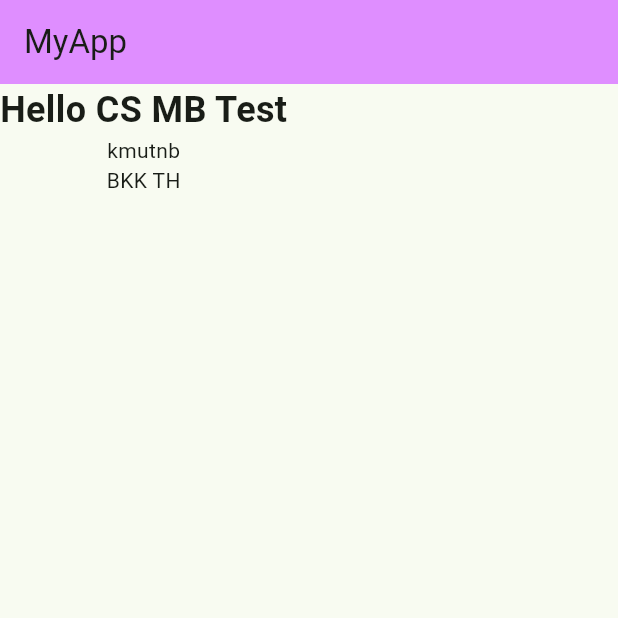
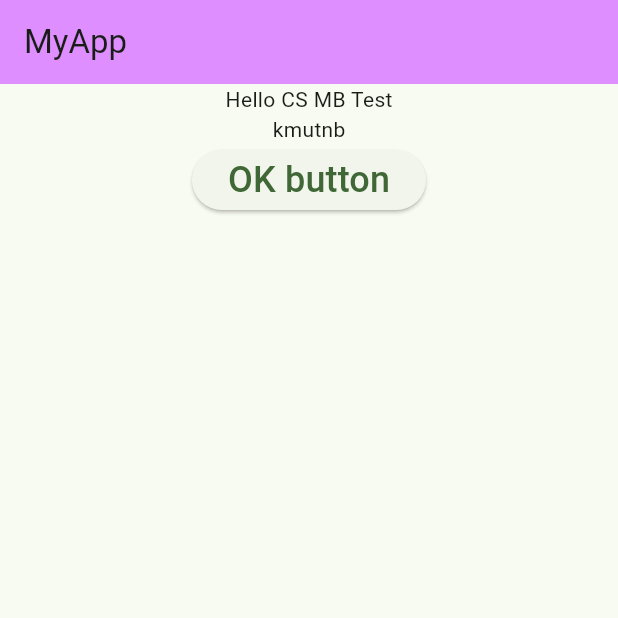
Before and after one commit to 6604062636046/Mobile_App, a Flutter app: the screen it shows after launch, on a phone screen of 412 x 824 dp, the top half of it. Run offline on Flutter 3.47's test engine with Material 3 defaults, Android fonts, the phone set to English and light mode, and no system bars.

Commit message:
Updated main.dart

```diff
--- a/lib/main.dart
+++ b/lib/main.dart
@@ -22,16 +22,22 @@ class MyApp extends StatelessWidget {
         appBar: AppBar(
           title: Text('MyApp'),
         ),
-        body: Column(
+        body: Center(
+            child: Column(
           children: [
-            Text(
-              'Hello CS MB Test',
-              style: TextStyle(fontSize: 24, fontWeight: FontWeight.bold),
+            Text('Hello CS MB Test'),
+            Text('kmutnb'),
+            ElevatedButton(
+              onPressed: () {
+                debugPrint("btn pressed");
+              },
+              child: Text(
+                'OK button',
+                style: TextStyle(fontSize: 24),
+              ),
             ),
-            Text('kmutnb'),
-            Text('BKK TH'),
           ],
-        ),
+        )),
       ),
     );
   }
```
